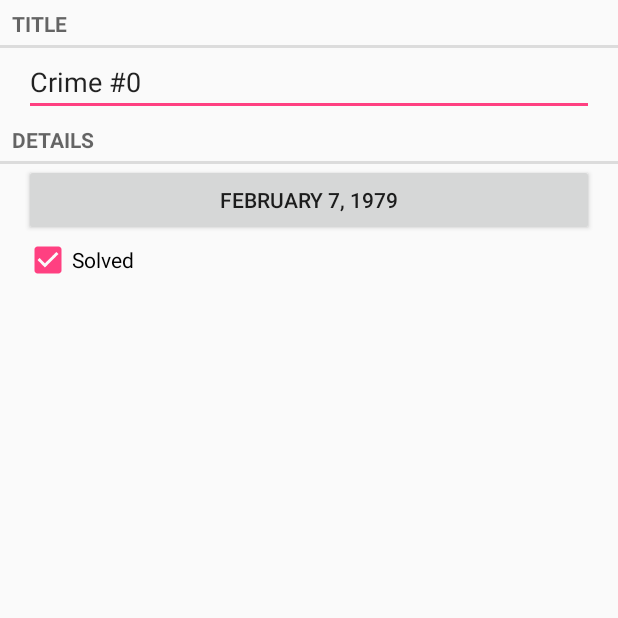
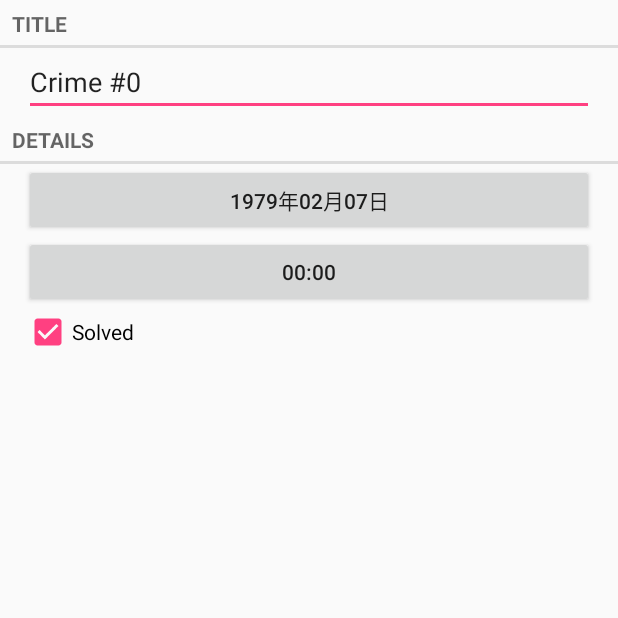
Before and after one commit to phaibin/CriminalIntent, an Android app: the screen it shows after launch (CrimePagerActivity), after a tap on an icon or button, on a phone screen of 412 x 824 dp, the top half of it. Run offline under Robolectric (Android 15) with nearby library versions, the phone set to English and light mode, and no system bars; libraries missing offline, so code that uses them is left out: com.annimon.stream; 1 statement that could not run was skipped.

Commit message:
time picker

```diff
--- a/app/src/main/java/com/bignerdranch/android/criminalintent/Crime.java
+++ b/app/src/main/java/com/bignerdranch/android/criminalintent/Crime.java
@@ -1,6 +1,4 @@
 package com.bignerdranch.android.criminalintent;
-
-import android.text.format.DateFormat;
 
 import java.text.ParseException;
 import java.text.SimpleDateFormat;
@@ -47,9 +45,11 @@ public class Crime {
     }
 
     public String getDateString() {
-        java.text.DateFormat df = DateFormat.getLongDateFormat(MyApplication.getAppContext());
-        String dateString = df.format(mDate);
-        return dateString;
+        SimpleDateFormat dateFormat = new SimpleDateFormat("yyyy年MM月dd日 hh:mm:ss");
+        return dateFormat.format(mDate);
+//        java.text.DateFormat df = DateFormat.getLongDateFormat(MyApplication.getAppContext());
+//        String dateString = df.format(mDate);
+//        return dateString;
     }
 
     public Crime() {
--- a/app/src/main/java/com/bignerdranch/android/criminalintent/CrimeFragment.java
+++ b/app/src/main/java/com/bignerdranch/android/criminalintent/CrimeFragment.java
@@ -16,6 +16,7 @@ import android.widget.CheckBox;
 import android.widget.CompoundButton;
 import android.widget.EditText;
 
+import java.text.SimpleDateFormat;
 import java.util.Date;
 import java.util.UUID;
 
@@ -27,11 +28,14 @@ public class CrimeFragment extends Fragment {
     private Crime mCrime;
     private EditText mTitleField;
     private Button mDateButton;
+    private Button mTimeButton;
     private CheckBox mSolvedCheckBox;
 
     private static final String ARG_CRIME_ID = "crime_id";
     private static final String DIALOG_DATE = "DialogDate";
+    private static final String DIALOG_TIME = "DialogTime";
     private static final int REQUEST_DATE = 0;
+    private static final int REQUEST_TIME = 1;
 
     public static CrimeFragment newInstance(UUID crimeId) {
         Bundle args = new Bundle();
@@ -81,6 +85,15 @@ public class CrimeFragment extends Fragment {
             dialog.show(manager, DIALOG_DATE);
         });
 
+        mTimeButton = (Button) v.findViewById(R.id.crime_time);
+        updateTime();
+        mTimeButton.setOnClickListener(view -> {
+            FragmentManager manager = getFragmentManager();
+            TimePickerFragment dialog = TimePickerFragment.newInstance(mCrime.getDate());
+            dialog.setTargetFragment(CrimeFragment.this, REQUEST_TIME);
+            dialog.show(manager, DIALOG_TIME);
+        });
+
         mSolvedCheckBox = (CheckBox) v.findViewById(R.id.crime_solved);
         mSolvedCheckBox.setChecked(mCrime.isSolved());
         mSolvedCheckBox.setOnCheckedChangeListener(new CompoundButton.OnCheckedChangeListener() {
@@ -103,10 +116,20 @@ public class CrimeFragment extends Fragment {
             Date date = (Date) data.getSerializableExtra(DatePickerFragment.EXTRA_DATE);
             mCrime.setDate(date);
             updateDate();
+        } else if (requestCode == REQUEST_TIME) {
+            Date date = (Date) data.getSerializableExtra(TimePickerFragment.EXTRA_TIME);
+            mCrime.setDate(date);
+            updateTime();
         }
     }
 
     private void updateDate() {
-        mDateButton.setText(mCrime.getDateString());
+        SimpleDateFormat dateFormat = new SimpleDateFormat("yyyy年MM月dd日");
+        mDateButton.setText(dateFormat.format(mCrime.getDate()));
+    }
+
+    private void updateTime() {
+        SimpleDateFormat dateFormat = new SimpleDateFormat("HH:mm");
+        mTimeButton.setText(dateFormat.format(mCrime.getDate()));
     }
 }
--- a/app/src/main/java/com/bignerdranch/android/criminalintent/CrimeListFragment.java
+++ b/app/src/main/java/com/bignerdranch/android/criminalintent/CrimeListFragment.java
@@ -12,6 +12,7 @@ import android.view.ViewGroup;
 import android.widget.CheckBox;
 import android.widget.TextView;
 
+import java.text.SimpleDateFormat;
 import java.util.List;
 
 /**
@@ -76,7 +77,8 @@ public class CrimeListFragment extends Fragment {
         public void bindCrime(Crime crime) {
             mCrime = crime;
             mTitleTextView.setText(mCrime.getTitle());
-            mDateTextView.setText(mCrime.getDateString());
+            SimpleDateFormat dateFormat = new SimpleDateFormat("yyyy年MM月dd日 HH:mm");
+            mDateTextView.setText(dateFormat.format(mCrime.getDate()));
             mSolvedCheckBox.setChecked(mCrime.isSolved());
         }
 
--- a/app/src/main/res/layout-land/fragment_crime.xml
+++ b/app/src/main/res/layout-land/fragment_crime.xml
@@ -38,6 +38,12 @@
             android:layout_weight="1"
             android:layout_height="wrap_content"/>
 
+        <Button
+            android:id="@+id/crime_time"
+            android:layout_width="wrap_content"
+            android:layout_weight="1"
+            android:layout_height="wrap_content"/>
+
         <CheckBox
             android:id="@+id/crime_solved"
             android:layout_width="wrap_content"
--- a/app/src/main/res/layout/fragment_crime.xml
+++ b/app/src/main/res/layout/fragment_crime.xml
@@ -32,6 +32,13 @@
         android:layout_marginLeft="16dp"
         android:layout_marginRight="16dp"/>
 
+    <Button
+        android:id="@+id/crime_time"
+        android:layout_width="match_parent"
+        android:layout_height="wrap_content"
+        android:layout_marginLeft="16dp"
+        android:layout_marginRight="16dp"/>
+
     <CheckBox
         android:id="@+id/crime_solved"
         android:layout_width="match_parent"
--- a/app/src/main/res/values/strings.xml
+++ b/app/src/main/res/values/strings.xml
@@ -5,4 +5,5 @@
     <string name="crime_detail_label">Details</string>
     <string name="crime_solved_label">Solved</string>
     <string name="date_picker_title">Date of crime:</string>
+    <string name="time_picker_title">Time of crime:</string>
 </resources>
```
Also changed, not shown: app/src/main/java/com/bignerdranch/android/criminalintent/TimePickerFragment.java (+17 -15 lines), app/src/main/res/layout/dialog_time.xml (added, +8 -0 lines).
